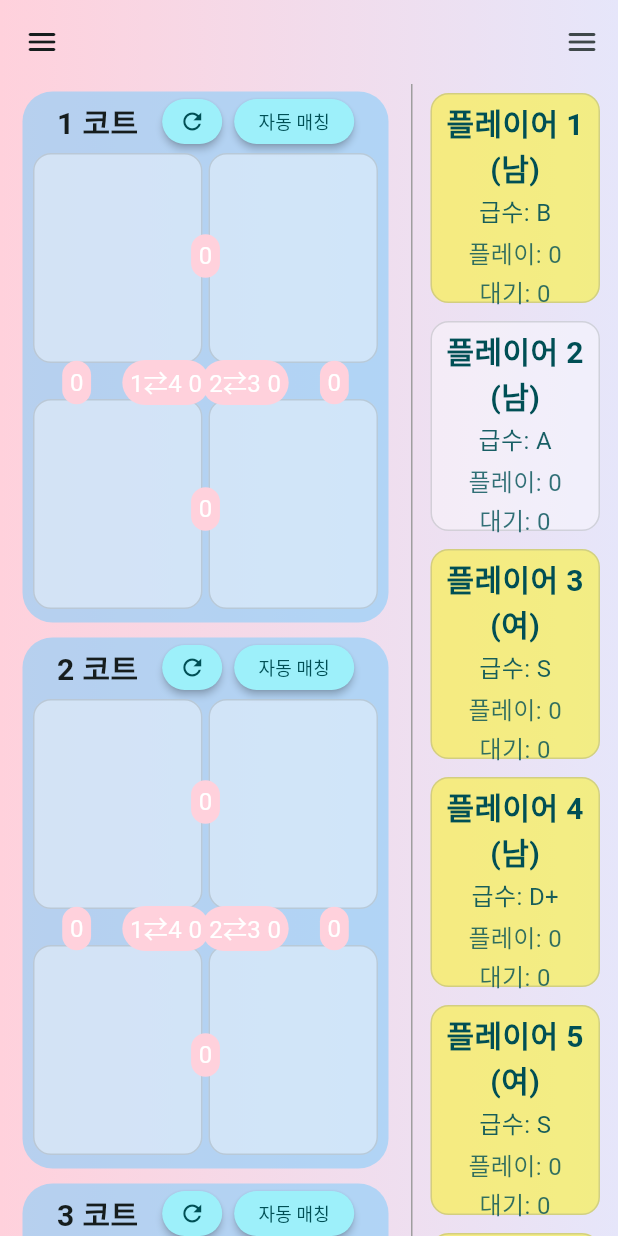
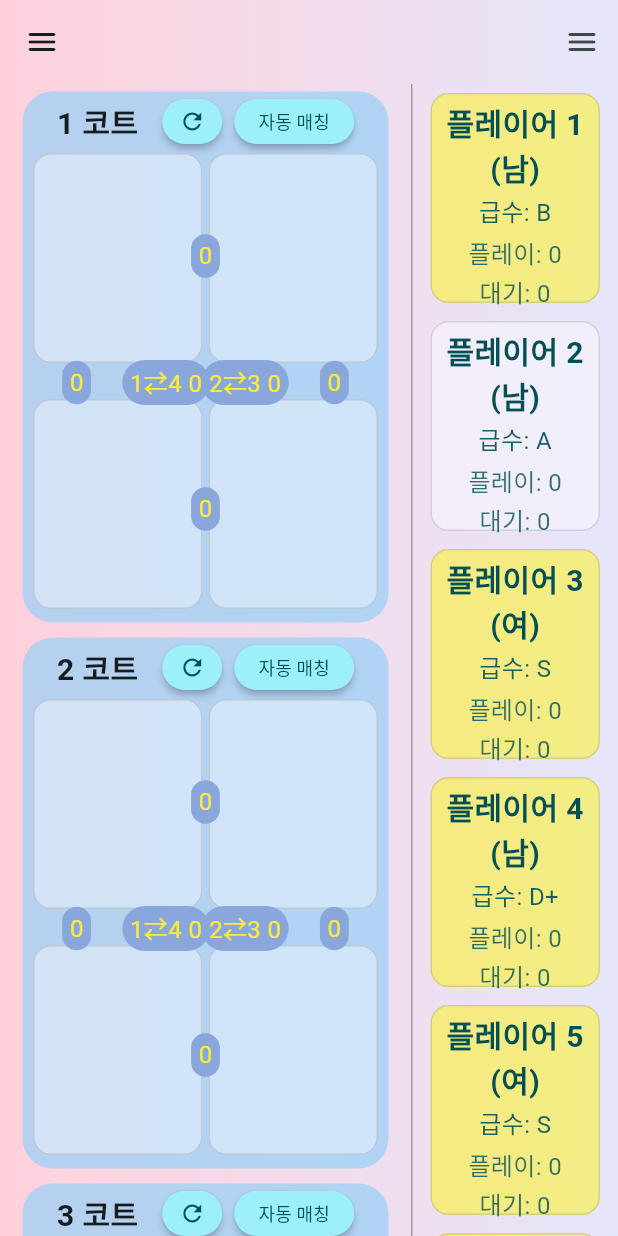
Before and after one commit to Hyun-Tak-Lee/hotswing, a Flutter app: the screen it shows after launch, on a phone screen of 412 x 824 dp. Run offline on Flutter 3.47's test engine with Material 3 defaults, Android fonts, the phone set to English and light mode, and no system bars; our stand-ins replace shared_preferences.

Commit message:
플레이 횟수 디자인 수정

```diff
--- a/lib/src/common/widgets/main_content.dart
+++ b/lib/src/common/widgets/main_content.dart
@@ -3,44 +3,6 @@ import 'package:provider/provider.dart';
 import 'package:hotswing/src/providers/options_provider.dart';
 import 'package:hotswing/src/providers/players_provider.dart';
 import 'package:hotswing/src/common/widgets/draggable/draggable_player.dart';
-
-// 왼쪽 상단 -> 오른쪽 하단 대각선
-class DiagonalPainterLeft extends CustomPainter {
-  final double strokeWidth;
-
-  DiagonalPainterLeft({required this.strokeWidth});
-
-  @override
-  void paint(Canvas canvas, Size size) {
-    final paint = Paint()
-      ..color =
-          const Color(0x66007FFF) // 선 색상
-      ..strokeWidth = strokeWidth; // 선 두께
-    canvas.drawLine(Offset(0, 0), Offset(size.width, size.height), paint);
-  }
-
-  @override
-  bool shouldRepaint(CustomPainter oldDelegate) => false;
-}
-
-// 오른쪽 상단 -> 왼쪽 하단 대각선
-class DiagonalPainterRight extends CustomPainter {
-  final double strokeWidth;
-
-  DiagonalPainterRight({required this.strokeWidth});
-
-  @override
-  void paint(Canvas canvas, Size size) {
-    final paint = Paint()
-      ..color =
-          const Color(0x66007FFF) // 선 색상
-      ..strokeWidth = strokeWidth; // 선 두께
-    canvas.drawLine(Offset(size.width, 0), Offset(0, size.height), paint);
-  }
-
-  @override
-  bool shouldRepaint(CustomPainter oldDelegate) => false;
-}
 
 class MainContent extends StatefulWidget {
   const MainContent({super.key, required this.isMobileSize});
@@ -138,7 +100,8 @@ class _MainContentState extends State<MainContent> {
     final isMobileSize = screenWidth < tabletThreshold;
 
     final Color pastelBlue = Color(0x9987CEFA);
-    final Color pastelPink = Color(0xFFFFD1DC); // 파스텔 핑크색 정의
+    final Color playedWithColor = Color(0xFF89A7DA);
+    final Color playedWithTextColor = Color(0xFFFFEB3B);
 
     final optionsProvider = Provider.of<OptionsProvider>(context);
     final playersProvider = Provider.of<PlayersProvider>(context);
@@ -450,7 +413,7 @@ class _MainContentState extends State<MainContent> {
                                         vertical: isMobileSize ? 3.0 : 5.0,
                                       ),
                                       decoration: BoxDecoration(
-                                        color: pastelPink, // 변경된 부분
+                                        color: playedWithColor, // 변경된 부분
                                         borderRadius: BorderRadius.circular(
                                           16.0,
                                         ),
@@ -459,7 +422,7 @@ class _MainContentState extends State<MainContent> {
                                         getGamesPlayedWith(item, 0, 1),
                                         style: TextStyle(
                                           fontSize: isMobileSize ? 16.0 : 28.0,
-                                          color: Colors.white,
+                                          color: playedWithTextColor,
                                         ),
                                       ),
                                     ),
@@ -472,7 +435,7 @@ class _MainContentState extends State<MainContent> {
                                         vertical: isMobileSize ? 3.0 : 5.0,
                                       ),
                                       decoration: BoxDecoration(
-                                        color: pastelPink, // 변경된 부분
+                                        color: playedWithColor, // 변경된 부분
                                         borderRadius: BorderRadius.circular(
                                           16.0,
                                         ),
@@ -481,7 +444,7 @@ class _MainContentState extends State<MainContent> {
                                         getGamesPlayedWith(item, 2, 3),
                                         style: TextStyle(
                                           fontSize: isMobileSize ? 16.0 : 28.0,
-                                          color: Colors.white,
+                                          color: playedWithTextColor,
                                         ),
                                       ),
                                     ),
@@ -494,7 +457,7 @@ class _MainContentState extends State<MainContent> {
                                         vertical: isMobileSize ? 3.0 : 5.0,
                                       ),
                                       decoration: BoxDecoration(
-                                        color: pastelPink, // 변경된 부분
+                                        color: playedWithColor, // 변경된 부분
                                         borderRadius: BorderRadius.circular(
                                           16.0,
                                         ),
@@ -503,7 +466,7 @@ class _MainContentState extends State<MainContent> {
                                         getGamesPlayedWith(item, 0, 2),
                                         style: TextStyle(
                                           fontSize: isMobileSize ? 16.0 : 28.0,
-                                          color: Colors.white,
+                                          color: playedWithTextColor,
                                         ),
                                       ),
                                     ),
@@ -516,7 +479,7 @@ class _MainContentState extends State<MainContent> {
                                         vertical: isMobileSize ? 3.0 : 5.0,
                                       ),
                                       decoration: BoxDecoration(
-                                        color: pastelPink, // 변경된 부분
+                                        color: playedWithColor, // 변경된 부분
                                         borderRadius: BorderRadius.circular(
                                           16.0,
                                         ),
@@ -525,7 +488,7 @@ class _MainContentState extends State<MainContent> {
                                         getGamesPlayedWith(item, 1, 3),
                                         style: TextStyle(
                                           fontSize: isMobileSize ? 16.0 : 28.0,
-                                          color: Colors.white,
+                                          color: playedWithTextColor,
                                         ),
                                       ),
                                     ),
@@ -546,7 +509,7 @@ class _MainContentState extends State<MainContent> {
                                             vertical: isMobileSize ? 3.0 : 5.0,
                                           ),
                                           decoration: BoxDecoration(
-                                            color: pastelPink,
+                                            color: playedWithColor,
                                             borderRadius: BorderRadius.circular(
                                               16.0,
                                             ),
@@ -557,7 +520,7 @@ class _MainContentState extends State<MainContent> {
                                               fontSize: isMobileSize
                                                   ? 16.0
                                                   : 28.0,
-                                              color: Colors.white,
+                                              color: playedWithTextColor,
                                             ),
                                           ),
                                         ),
@@ -580,7 +543,7 @@ class _MainContentState extends State<MainContent> {
                                             vertical: isMobileSize ? 3.0 : 5.0,
                                           ),
                                           decoration: BoxDecoration(
-                                            color: pastelPink,
+                                            color: playedWithColor,
                                             borderRadius: BorderRadius.circular(
                                               16.0,
                                             ),
@@ -591,7 +554,7 @@ class _MainContentState extends State<MainContent> {
                                               fontSize: isMobileSize
                                                   ? 16.0
                                                   : 28.0,
-                                              color: Colors.white,
+                                              color: playedWithTextColor,
                                             ),
                                           ),
                                         ),
```
